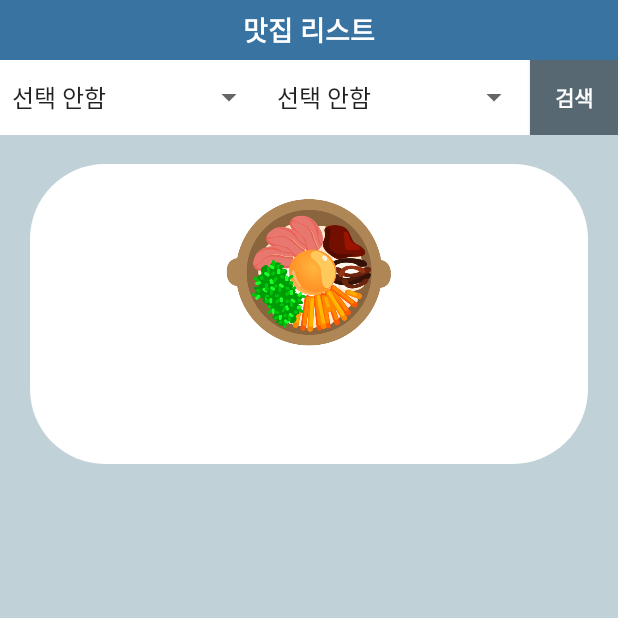
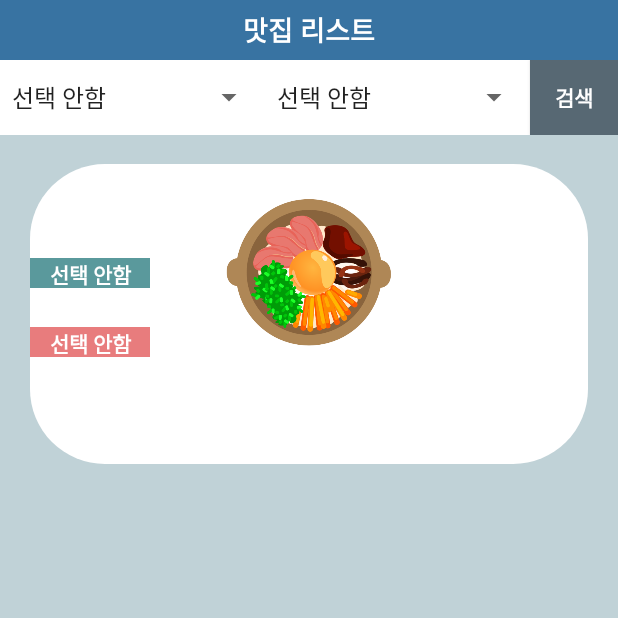
Before and after one commit to JangJuRi/FoodMemo, an Android app: the FoodSearchForm screen opened directly, with no data from a screen before it, on a phone screen of 412 x 824 dp, the top half of it. Run offline under Robolectric (Android 15) with nearby library versions, the phone set to English and light mode, and no system bars.

Commit message:
사진 넣기 제작중

```diff
--- a/app/src/main/AndroidManifest.xml
+++ b/app/src/main/AndroidManifest.xml
@@ -1,6 +1,9 @@
 <?xml version="1.0" encoding="utf-8"?>
 <manifest xmlns:android="http://schemas.android.com/apk/res/android"
     package="com.example.foodmemo">
+
+    <uses-permission android:name="android.permission.WRITE_EXTERNAL_STORAGE"/>
+    <uses-permission android:name="android.permission.READ_EXTERNAL_STORAGE"/>
 
     <application
         android:allowBackup="true"
@@ -8,6 +11,7 @@
         android:label="맛집 관리 앱"
         android:roundIcon="@mipmap/ic_launcher_logo_round"
         android:supportsRtl="true"
+        android:launchMode="singleInstance"
         android:theme="@style/AppTheme">
         <activity
             android:name=".SplashForm"
--- a/app/src/main/java/com/example/foodmemo/FoodList.java
+++ b/app/src/main/java/com/example/foodmemo/FoodList.java
@@ -4,8 +4,10 @@ public class FoodList {
     private int id;
     private String name;
     private int type;
+    private String typeT;
     private int score;
     private int region;
+    private String regionT;
     private String phone;
     private String address;
     private String memo;
@@ -20,13 +22,17 @@ public class FoodList {
     public String getAddress() {return address;}
     public String getMemo() {return memo;}
     public String getPic() {return pic;}
+    public String getTypeT() { return typeT; }
+    public String getRegionT() { return regionT; }
 
-    public FoodList(int id, String name, int type, int score, int region, String phone, String address, String memo, String pic) {
+    public FoodList(int id, String name, int type, String typeT, int score, int region, String regionT, String phone, String address, String memo, String pic) {
         this.id = id;
         this.name = name;
         this.type = type;
+        this.typeT = typeT;
         this.score = score;
         this.region = region;
+        this.regionT = regionT;
         this.phone = phone;
         this.address = address;
         this.memo = memo;
--- a/app/src/main/java/com/example/foodmemo/FoodSearchForm.java
+++ b/app/src/main/java/com/example/foodmemo/FoodSearchForm.java
@@ -74,8 +74,10 @@ public class FoodSearchForm extends AppCompatActivity {
                     cursor.getInt(cursor.getColumnIndex("id")),
                     cursor.getString(cursor.getColumnIndex("name")),
                     cursor.getInt(cursor.getColumnIndex("type")),
+                    cursor.getString(cursor.getColumnIndex("typeT")),
                     cursor.getInt(cursor.getColumnIndex("score")),
                     cursor.getInt(cursor.getColumnIndex("region")),
+                    cursor.getString(cursor.getColumnIndex("regionT")),
                     cursor.getString(cursor.getColumnIndex("phone")),
                     cursor.getString(cursor.getColumnIndex("address")),
                     cursor.getString(cursor.getColumnIndex("memo")),
--- a/app/src/main/java/com/example/foodmemo/MyAdapter.java
+++ b/app/src/main/java/com/example/foodmemo/MyAdapter.java
@@ -1,6 +1,7 @@
 package com.example.foodmemo;
 
 import android.content.Context;
+import android.net.Uri;
 import android.view.LayoutInflater;
 import android.view.View;
 import android.view.ViewGroup;
@@ -45,7 +46,8 @@ public class MyAdapter extends BaseAdapter {
         FoodList foodList = data.get(position);
 
         ImageView list_pic = (ImageView)convertView.findViewById(R.id.list_pic);
-        list_pic.setImageResource(R.drawable.img_sample);
+        if(foodList.getPic()!=null) list_pic.setImageURI(Uri.parse(foodList.getPic()));
+        else list_pic.setImageResource(R.drawable.img_sample);
 
         TextView list_name = (TextView)convertView.findViewById(R.id.list_name);
         list_name.setText(foodList.getName());
@@ -53,6 +55,13 @@ public class MyAdapter extends BaseAdapter {
         TextView list_address = (TextView)convertView.findViewById(R.id.list_address);
         list_address.setText(foodList.getAddress());
 
+        TextView list_type = (TextView)convertView.findViewById(R.id.list_type);
+        list_type.setText(foodList.getTypeT());
+
+        TextView list_region = (TextView)convertView.findViewById(R.id.list_region);
+        list_region.setText(foodList.getRegionT());
+
+        TextView centerText = (TextView)convertView.findViewById(R.id.center);
 
         return convertView;
     }
--- a/app/src/main/res/layout/food_dsform.xml
+++ b/app/src/main/res/layout/food_dsform.xml
@@ -153,7 +153,7 @@
                 android:layout_marginRight="5dp"
                 android:layout_weight="1"
                 android:background="@drawable/ds_button"
-                android:text="저장"
+                android:text="추가"
                 android:textColor="@android:color/background_light"
                 android:textSize="14sp"
                 android:textStyle="bold"
--- a/app/src/main/res/layout/listviewform.xml
+++ b/app/src/main/res/layout/listviewform.xml
@@ -7,12 +7,15 @@
     android:padding="20dp">
 
     <LinearLayout
+        android:id="@+id/linearLayout4"
         android:layout_width="match_parent"
         android:layout_height="200dp"
         android:background="@drawable/list_corner"
         android:orientation="vertical"
         android:padding="15dp"
-        tools:ignore="MissingConstraints">
+        tools:ignore="MissingConstraints"
+        tools:layout_editor_absoluteX="20dp"
+        tools:layout_editor_absoluteY="20dp">
 
         <ImageView
             android:id="@+id/list_pic"
@@ -49,4 +52,44 @@
         </LinearLayout>
 
     </LinearLayout>
+
+    <TextView
+        android:id="@+id/list_type"
+        android:layout_width="80dp"
+        android:layout_height="20dp"
+        android:layout_marginBottom="8dp"
+        android:background="#5A999C"
+        android:gravity="center"
+        android:text="TextView"
+        android:textColor="@android:color/background_light"
+        android:textStyle="bold"
+        app:layout_constraintBottom_toTopOf="@+id/center"
+        app:layout_constraintStart_toStartOf="@+id/linearLayout4"
+        app:layout_constraintTop_toTopOf="@+id/linearLayout4"
+        app:layout_constraintVertical_bias="1.0" />
+
+    <TextView
+        android:id="@+id/center"
+        android:layout_width="80dp"
+        android:layout_height="10dp"
+        app:layout_constraintBottom_toBottomOf="@+id/linearLayout4"
+        app:layout_constraintStart_toStartOf="@+id/linearLayout4"
+        app:layout_constraintTop_toTopOf="@+id/linearLayout4"
+        app:layout_constraintVertical_bias="0.477" />
+
+    <TextView
+        android:id="@+id/list_region"
+        android:layout_width="80dp"
+        android:layout_height="20dp"
+        android:layout_marginTop="8dp"
+        android:background="#E87C7D"
+        android:gravity="center"
+        android:text="TextView"
+        android:textColor="@android:color/background_light"
+        android:textStyle="bold"
+        app:layout_constraintBottom_toBottomOf="@+id/linearLayout4"
+        app:layout_constraintStart_toStartOf="@+id/linearLayout4"
+        app:layout_constraintTop_toBottomOf="@+id/center"
+        app:layout_constraintVertical_bias="0.0" />
+
 </android.support.constraint.ConstraintLayout>
--- a/app/src/main/res/values/array.xml
+++ b/app/src/main/res/values/array.xml
@@ -2,7 +2,7 @@
 <resources>
     <string-array name="유형">
         <item>선택 안함</item>
-        <item>식사류</item>
+        <item>식사</item>
         <item>분식</item>
         <item>술집</item>
         <item>카페</item>
```
Also changed, not shown: app/src/main/java/com/example/foodmemo/DBHelper.java (+11 -3 lines), app/src/main/java/com/example/foodmemo/FoodDsForm.java (+66 -8 lines).
